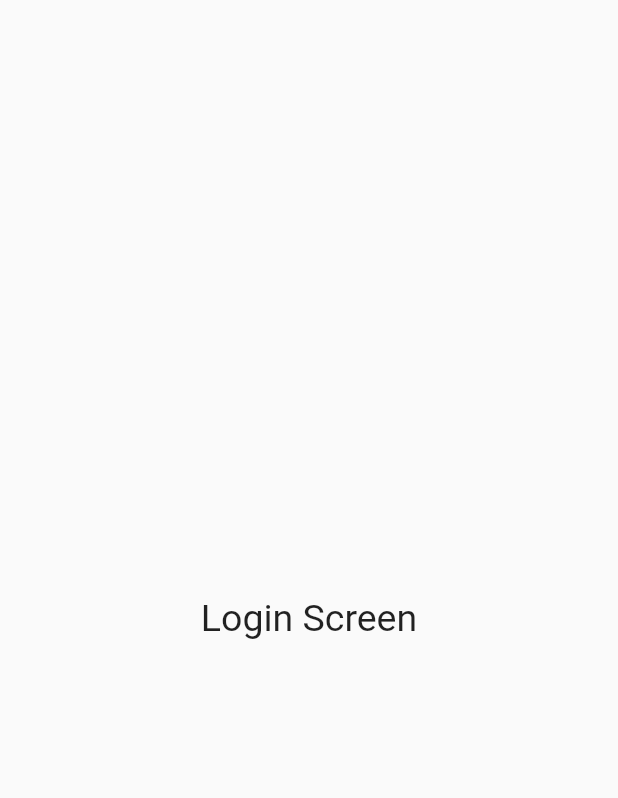
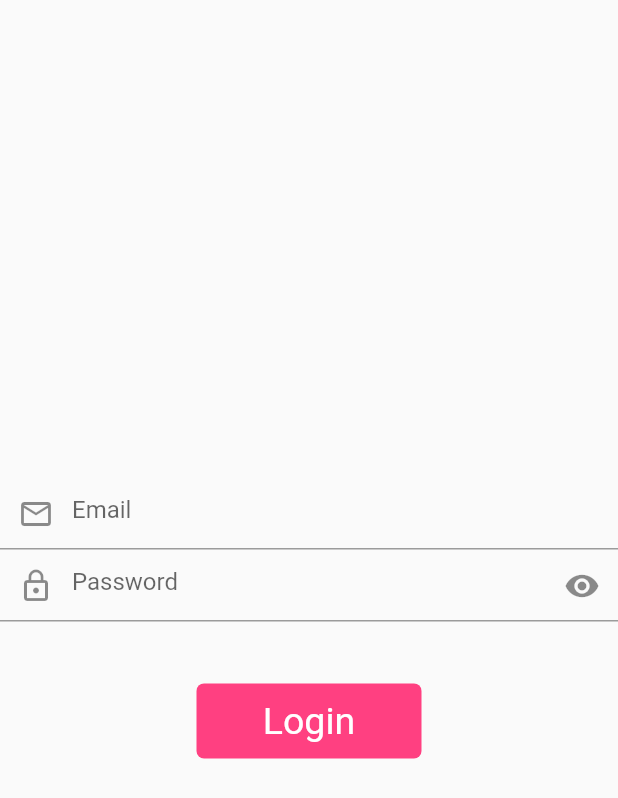
Before and after one commit to MuhammadSohaib-pro/MVVM-Architecture-with-Provider, a Flutter app: the LoginScreen screen opened directly, on a phone screen of 412 x 824 dp. Shown: the top 798 px of the screen. Run offline on Flutter 3.47's test engine with Material 2 defaults, Android fonts, the phone set to English and light mode, and no system bars; our stand-ins replace another_flushbar, fluttertoast.

Commit message:
components  added

```diff
--- /dev/null
+++ b/lib/res/Components/round_button.dart
@@ -0,0 +1,29 @@
+import 'package:flutter/material.dart';
+import 'package:mvvm/res/color.dart';
+
+class RoundedButton extends StatelessWidget {
+  const RoundedButton(
+      {required this.title, required this.callBack, super.key, this.isLoading=false});
+  final String title;
+  final Function callBack;
+  final bool isLoading;
+  @override
+  Widget build(BuildContext context) {
+    return GestureDetector(
+      onTap: () {
+        callBack();
+      },
+      child: Container(
+        height: 50,
+        width: 150,
+        decoration: BoxDecoration(
+          color: AppColors.pinkAccentColor,
+          borderRadius: BorderRadius.circular(5),
+        ),
+        child: Center(
+          child: isLoading? const CircularProgressIndicator():Text(title,style: const TextStyle(fontSize: 25,color: AppColors.whiteColor),),
+        ),
+      ),
+    );
+  }
+}
--- /dev/null
+++ b/lib/res/color.dart
@@ -0,0 +1,7 @@
+import 'package:flutter/material.dart';
+
+class AppColors {
+  static const blackColor=Colors.black;
+  static const whiteColor=Colors.white;
+  static const pinkAccentColor=Colors.pinkAccent;
+}
--- a/lib/utils/utils.dart
+++ b/lib/utils/utils.dart
@@ -4,6 +4,18 @@ import 'package:flutter/material.dart';
 import 'package:fluttertoast/fluttertoast.dart';
 
 class Utils {
+
+  static fieldFocusChange(
+    BuildContext context,
+    FocusNode current,
+    FocusNode next
+  )
+  {
+    current.unfocus();
+    FocusScope.of(context).requestFocus(next);
+  }
+
+
   static toastMessage(String message) {
     Fluttertoast.showToast(msg: message);
   }
--- a/lib/view/login_screen.dart
+++ b/lib/view/login_screen.dart
@@ -1,5 +1,7 @@
 import 'package:flutter/material.dart';
+import 'package:mvvm/res/Components/round_button.dart';
 import 'package:mvvm/utils/Routes/routes_name.dart';
+import 'package:mvvm/utils/utils.dart';
 
 class LoginScreen extends StatefulWidget {
   const LoginScreen({super.key});
@@ -8,22 +10,67 @@ class LoginScreen extends StatefulWidget {
   State<LoginScreen> createState() => LoginScreenState();
 }
 
+ValueNotifier<bool> _valueNotifier = ValueNotifier<bool>(true);
+TextEditingController _emailController = TextEditingController();
+TextEditingController _passwordController = TextEditingController();
+FocusNode emailFocusNode = FocusNode();
+FocusNode passwordFocusNode = FocusNode();
+
 class LoginScreenState extends State<LoginScreen> {
   @override
   Widget build(BuildContext context) {
     return Scaffold(
-      body: GestureDetector(
-        onTap: () {
-          Navigator.pushNamed(context, RoutesName.home);
-        },
-        child: const Center(
-          child: Text(
-            "Login Screen",
-            style: TextStyle(
-              fontSize: 25,
+      body: Column(
+        mainAxisAlignment: MainAxisAlignment.center,
+        crossAxisAlignment: CrossAxisAlignment.center,
+        children: [
+          TextFormField(
+            controller: _emailController,
+            decoration: const InputDecoration(
+              hintText: "Email",
+              prefixIcon: Icon(Icons.mail_outline),
             ),
+            focusNode: emailFocusNode,
+            onFieldSubmitted: (value) {
+              Utils.fieldFocusChange(
+                  context, emailFocusNode, passwordFocusNode);
+            },
           ),
-        ),
+          ValueListenableBuilder(
+            valueListenable: _valueNotifier,
+            builder: (context, value, child) {
+              return TextFormField(
+                controller: _passwordController,
+                obscureText: _valueNotifier.value,
+                obscuringCharacter: "*",
+                decoration: InputDecoration(
+                    hintText: "Password",
+                    prefixIcon: const Icon(Icons.lock_outline),
+                    suffixIcon: IconButton(
+                      onPressed: () {
+                        _valueNotifier.value = !_valueNotifier.value;
+                      },
+                      icon: _valueNotifier.value
+                          ? const Icon(Icons.visibility)
+                          : const Icon(Icons.visibility_off),
+                    )),
+                focusNode: emailFocusNode,
+              );
+            },
+          ),
+          SizedBox(height: MediaQuery.of(context).size.height * .05),
+          RoundedButton(title: "Login", callBack: () {
+            if (_emailController.text.isEmpty) {
+              Utils.flushBarErrorMessage("Enter Email", context);
+            } else if (_passwordController.text.isEmpty) {
+              Utils.flushBarErrorMessage("Enter Password", context);
+            }else if (_passwordController.text.length<6){
+              Utils.flushBarErrorMessage("Password length is less than 6", context);
+            }else{
+              print("Login Succesfull");
+            }
+          }),
+        ],
       ),
     );
   }
```
